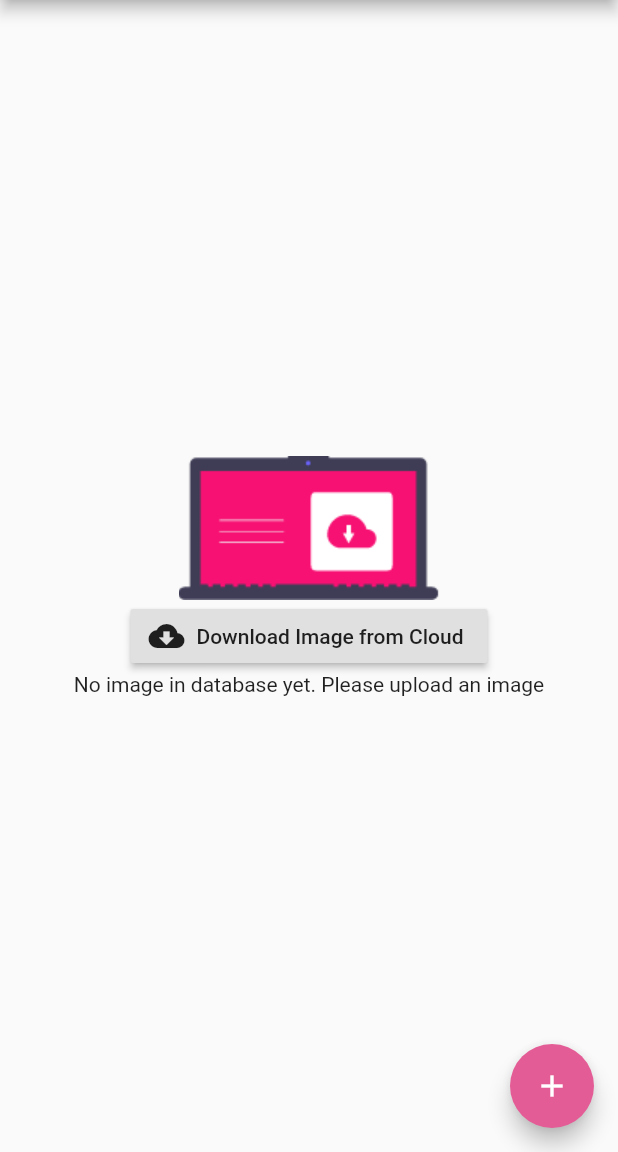
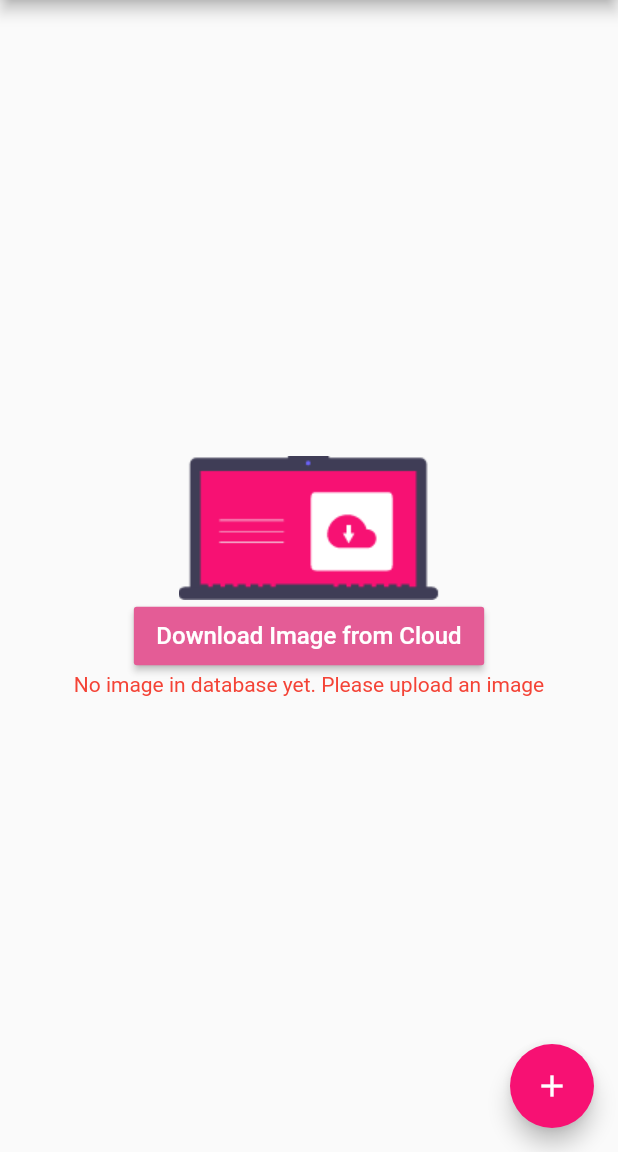
Before and after one commit to MichaelRinglein/photouploader, a Flutter app: the screen it shows once a user with an empty profile is signed in, after a tap on "Download Image from Cloud", on a phone screen of 412 x 824 dp, the part 84-1236 px from its top. Run offline on Flutter 3.47's test engine with Material 2 defaults, Android fonts, the phone set to English and light mode, and no system bars; our stand-ins replace firebase_auth, firebase_core, firebase_storage, flutter_spinkit, google_sign_in, image_picker; missing offline and left inert: flutter_auth_buttons; accounts and stored records are empty; network calls fail.

Commit message:
Google Login update

```diff
--- a/lib/authenticate/sign_in.dart
+++ b/lib/authenticate/sign_in.dart
@@ -37,7 +37,7 @@ class _SignInState extends State<SignIn> {
                 style: TextStyle(
                   color: Colors.white,
                   fontSize: 16,
-                )
+                ),
               ),
               icon: Icon(
                 Icons.login,
@@ -58,10 +58,11 @@ class _SignInState extends State<SignIn> {
               },
             ),
             GoogleSignInButton(
+              darkMode: true,
               onPressed: () async {
                 setState(() => loading = true);
                 loading = true;
-                dynamic result = await _auth.signInAnonym();
+                dynamic result = await _auth.signInWithGoogle();
                 if (result == null) {
                   setState(() => loading = false);
                   print('Error while signing in');
--- a/lib/main.dart
+++ b/lib/main.dart
@@ -95,6 +95,8 @@ class _MyHomePageState extends State<MyHomePage> {
         ],
       ),
       body: Center(
+        child: Padding(
+          padding: const EdgeInsets.symmetric(vertical: 0, horizontal: 15.0),
           child: Column(
             mainAxisAlignment: MainAxisAlignment.center,
             children: <Widget>[
@@ -107,11 +109,22 @@ class _MyHomePageState extends State<MyHomePage> {
               :
               Column(
                 children: [
-                Image.file(_image, height: 300),
+                  Image.file(_image, height: 300,),
                   Uploader(file: _image),
                   RaisedButton.icon(
-                  label: Text('Delete image'),
-                  icon: Icon(Icons.delete),
+                    padding: EdgeInsets.symmetric(horizontal: 15, vertical: 10),
+                    color: Color.fromRGBO(228, 92, 150, 1.0),
+                    label: Text(
+                        'Delete image',
+                        style: TextStyle(
+                          color: Colors.white,
+                          fontSize: 16,
+                        )
+                    ),
+                    icon: Icon(
+                      Icons.delete_outline,
+                      color: Colors.white,
+                    ),
                     onPressed: deleteImage,
                   ),
                 ],
@@ -119,8 +132,9 @@ class _MyHomePageState extends State<MyHomePage> {
             ],
           ),
         ),
+      ),
       floatingActionButton: FloatingActionButton(
-        backgroundColor: Color.fromRGBO(228, 92, 150, 1.0),
+        backgroundColor: Color.fromRGBO(247, 17, 115, 1.0),
         onPressed: getImage,
         tooltip: 'Increment',
         child: Icon(
--- a/lib/services/downloader.dart
+++ b/lib/services/downloader.dart
@@ -49,8 +49,19 @@ class _DownloaderState extends State<Downloader> {
       Column(
         children: [
           RaisedButton.icon(
-            label: Text('Delete image'),
-            icon: Icon(Icons.delete),
+            padding: EdgeInsets.symmetric(horizontal: 15, vertical: 10),
+            color: Color.fromRGBO(228, 92, 150, 1.0),
+            label: Text(
+              'Delete image',
+              style: TextStyle(
+                fontSize: 16,
+                color: Colors.white,
+              ),
+            ),
+            icon: Icon(
+              Icons.delete,
+              color: Colors.white,
+            ),
             onPressed: _deleteImage,
           )
         ],
@@ -61,13 +72,25 @@ class _DownloaderState extends State<Downloader> {
           Image(
             image: AssetImage('assets/laptop.png'),
           ),
-          RaisedButton.icon(
-            label: Text('Download Image from Cloud'),
-            icon: Icon(Icons.cloud_download),
+          RaisedButton(
+            padding: EdgeInsets.symmetric(horizontal: 15, vertical: 10),
+            color: Color.fromRGBO(228, 92, 150, 1.0),
+            child: Text(
+              'Download Image from Cloud',
+              style: TextStyle(
+                color: Colors.white,
+                fontSize: 16,
+              ),
+            ),
             onPressed: _startDownload,
           ),
           noImage == true ?
-          Text('No image in database yet. Please upload an image') :
+          Text(
+              'No image in database yet. Please upload an image',
+              style: TextStyle(
+                color: Colors.red,
+              ),
+          ) :
           Container(),
         ],
       )
--- a/lib/services/uploader.dart
+++ b/lib/services/uploader.dart
@@ -47,7 +47,11 @@ class _UploaderState extends State<Uploader> {
                   Text('Uploading...'),
                 ],
               ),
-              if(_uploadTask.isComplete) Text('Image uploaded')
+              if(_uploadTask.isComplete) Text(
+                'Image uploaded', style: TextStyle(
+                  color: Colors.green,
+                ),
+              )
             ],
           );
       });
@@ -55,8 +59,19 @@ class _UploaderState extends State<Uploader> {
       return Column(
         children: [
           RaisedButton.icon(
-            label: Text('Upload Image to Cloud'),
-            icon: Icon(Icons.cloud_upload),
+            padding: EdgeInsets.symmetric(horizontal: 15, vertical: 10),
+            color: Color.fromRGBO(228, 92, 150, 1.0),
+            label: Text(
+              'Upload Image to Cloud',
+              style: TextStyle(
+                color: Colors.white,
+                fontSize: 16,
+              ),
+            ),
+            icon: Icon(
+              Icons.cloud_upload_outlined,
+              color: Colors.white,
+            ),
             onPressed: _startUpload,
           ),
         ],
--- a/pubspec.yaml
+++ b/pubspec.yaml
@@ -15,7 +15,7 @@ publish_to: 'none' # Remove this line if you wish to publish to pub.dev
 # In iOS, build-name is used as CFBundleShortVersionString while build-number used as CFBundleVersion.
 # Read more about iOS versioning at
 # https://developer.apple.com/library/archive/documentation/General/Reference/InfoPlistKeyReference/Articles/CoreFoundationKeys.html
-version: 1.0.0+1
+version: 1.0.0+2
 
 environment:
   sdk: ">=2.7.0 <3.0.0"
```
Also changed, not shown: 1 other file. Lines whose indentation alone changed are shown as unchanged.
